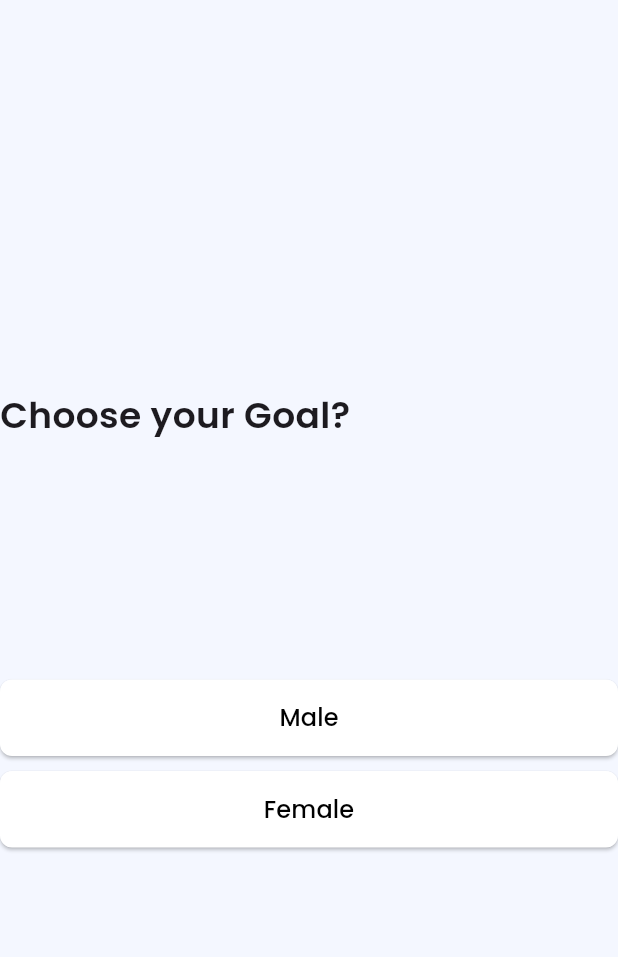
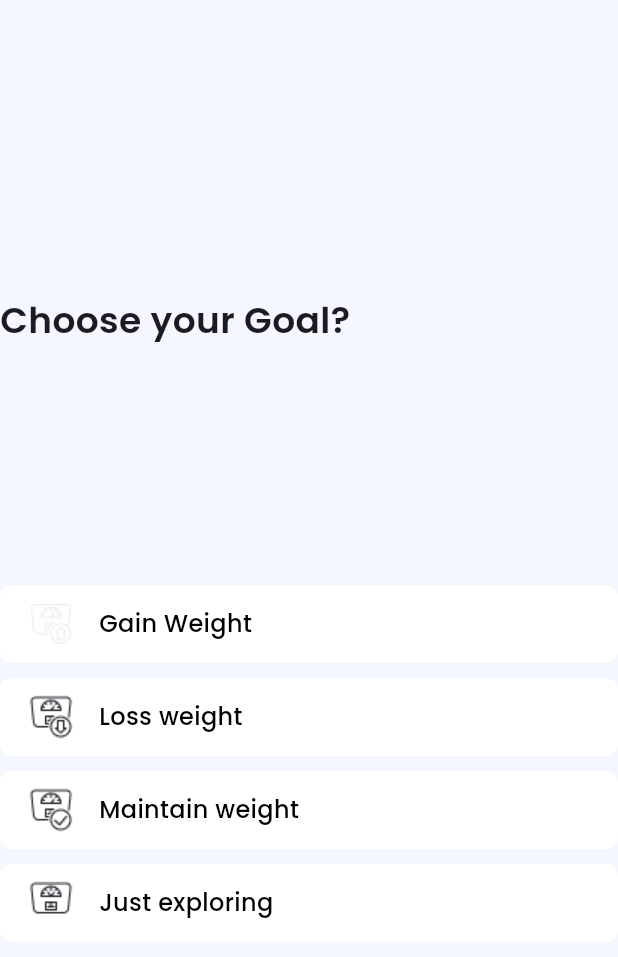
Before and after one commit to rahimuj570/nutria_flutter, a Flutter app: the ChooseGoadScreen widget shown alone on an empty page, opened directly, on a phone screen of 412 x 824 dp. Shown: the top 957 px of the screen. Run offline on Flutter 3.47's test engine with Material 3 defaults, Android fonts, the phone set to English and light mode, and no system bars; our stand-ins replace shared_preferences, syncfusion_flutter_gauges; accounts and stored records are empty.

Commit message:
choose_goal_screen ui funtionality is working

```diff
--- a/lib/app/app_assets_path.dart
+++ b/lib/app/app_assets_path.dart
@@ -7,4 +7,8 @@ class AppAssetsPath {
 
   static final selctedRulerPonter = "assets/icons/selcted_ruler_ponter.png";
   static final verticleArrow = "assets/icons/verticle_arrow_height.png";
+  static final goal1 = "assets/icons/goal1.png";
+  static final goal2 = "assets/icons/goal2.png";
+  static final goal3 = "assets/icons/goal3.png";
+  static final goal4 = "assets/icons/goal4.png";
 }
--- a/lib/presentations/chooce_options/views/screens/choose_goal_screen.dart
+++ b/lib/presentations/chooce_options/views/screens/choose_goal_screen.dart
@@ -1,6 +1,8 @@
 import 'package:flutter/material.dart';
-import 'package:neutria/data/choioce_options/enums/gender_enum.dart';
+import 'package:neutria/app/app_assets_path.dart';
+import 'package:neutria/data/choioce_options/enums/goal_enum.dart';
 import 'package:neutria/presentations/chooce_options/viewmodels/choose_option_provider.dart';
+import 'package:neutria/presentations/chooce_options/views/widgets/goal_option_card_widget.dart';
 import 'package:provider/provider.dart';
 
 class ChooseGoadScreen extends StatelessWidget {
@@ -19,40 +21,36 @@ class ChooseGoadScreen extends StatelessWidget {
           ),
 
           SizedBox(height: 160),
-          ElevatedButton(
-            onPressed: () {
-              provider.chooseGender(GenderEnum.male);
-            },
-            style:
-                provider.getGenderChoose == null ||
-                    provider.getGenderChoose == GenderEnum.female
-                ? Theme.of(context).elevatedButtonTheme.style!.copyWith(
-                    backgroundColor: WidgetStatePropertyAll(Colors.white),
-                    foregroundColor: WidgetStatePropertyAll(Colors.black),
-                  )
-                : null,
-            child: const Text(
-              'Male',
-              style: TextStyle(fontWeight: .w500, fontSize: 16),
-            ),
+          GoalOptionCardWidget(
+            assets: AppAssetsPath.goal1,
+            goalType: GoalEnum.gain,
+            title: 'Gain Weight',
+            isUnselected: provider.getGoal != GoalEnum.gain,
+            provider: provider,
           ),
           SizedBox(height: 10),
-          ElevatedButton(
-            onPressed: () {
-              provider.chooseGender(GenderEnum.female);
-            },
-            style:
-                provider.getGenderChoose == null ||
-                    provider.getGenderChoose == GenderEnum.male
-                ? Theme.of(context).elevatedButtonTheme.style!.copyWith(
-                    backgroundColor: WidgetStatePropertyAll(Colors.white),
-                    foregroundColor: WidgetStatePropertyAll(Colors.black),
-                  )
-                : null,
-            child: const Text(
-              'Female',
-              style: TextStyle(fontSize: 16, fontWeight: .w500),
-            ),
+          GoalOptionCardWidget(
+            assets: AppAssetsPath.goal2,
+            goalType: GoalEnum.loss,
+            title: 'Loss weight',
+            isUnselected: provider.getGoal != GoalEnum.loss,
+            provider: provider,
+          ),
+          SizedBox(height: 10),
+          GoalOptionCardWidget(
+            assets: AppAssetsPath.goal3,
+            goalType: GoalEnum.maintain,
+            title: 'Maintain weight',
+            isUnselected: provider.getGoal != GoalEnum.maintain,
+            provider: provider,
+          ),
+          SizedBox(height: 10),
+          GoalOptionCardWidget(
+            assets: AppAssetsPath.goal4,
+            goalType: GoalEnum.gain,
+            title: 'Just exploring',
+            isUnselected: provider.getGoal != GoalEnum.explore,
+            provider: provider,
           ),
         ],
       ),
--- /dev/null
+++ b/lib/presentations/chooce_options/views/widgets/goal_option_card_widget.dart
@@ -0,0 +1,53 @@
+import 'package:flutter/material.dart';
+import 'package:neutria/data/choioce_options/enums/goal_enum.dart';
+import 'package:neutria/presentations/chooce_options/viewmodels/choose_option_provider.dart';
+
+class GoalOptionCardWidget extends StatelessWidget {
+  final String title;
+  final bool isUnselected;
+  final String assets;
+  final GoalEnum goalType;
+  final ChooseOptionProvider provider;
+  const GoalOptionCardWidget({
+    super.key,
+    required this.title,
+    required this.isUnselected,
+    required this.assets,
+    required this.goalType,
+    required this.provider,
+  });
+
+  @override
+  Widget build(BuildContext context) {
+    return GestureDetector(
+      onTap: () {
+        provider.chooseGoal(goalType);
+      },
+      child: Container(
+        padding: .symmetric(horizontal: 18, vertical: 10),
+        width: .infinity,
+        decoration: BoxDecoration(
+          color: isUnselected ? Colors.white : Colors.black,
+          // color: Colors.black,
+          borderRadius: .circular(8),
+        ),
+        child: Row(
+          crossAxisAlignment: .center,
+          children: [
+            Image.asset(assets, width: 32),
+            SizedBox(width: 16),
+            Text(
+              title,
+              style: TextStyle(
+                fontSize: 16,
+                fontWeight: .w500,
+                color: isUnselected ? Colors.black : Colors.white,
+                // color: Colors.white,
+              ),
+            ),
+          ],
+        ),
+      ),
+    );
+  }
+}
```
